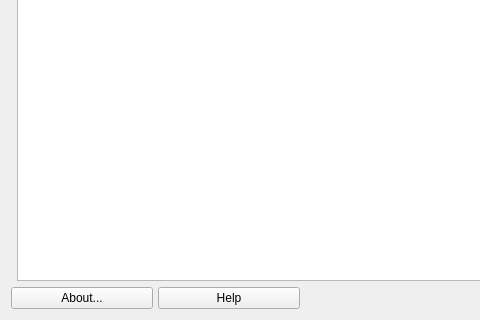
Before: the Qt Designer form mainwindow.ui in MX-Linux/mx-test-installer, drawn with Qt 5; both pictures show x 0 to 480 and y 212 to 532 of the 942 by 532 pixel window.
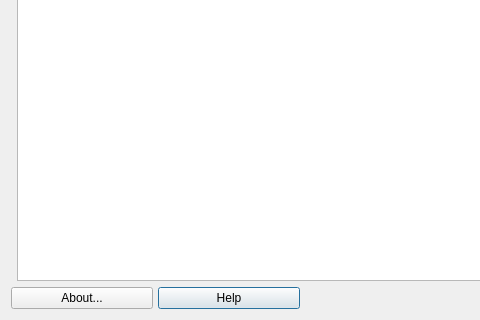
After: the same form once the commit is applied. Icons and pictures are not drawn.

Commit message: changed from QMainWindow to QDialog

The edit to the form file:
```diff
--- a/mainwindow.ui
+++ b/mainwindow.ui
@@ -1,7 +1,7 @@
 <?xml version="1.0" encoding="UTF-8"?>
 <ui version="4.0">
  <class>MainWindow</class>
- <widget class="QMainWindow" name="MainWindow">
+ <widget class="QDialog" name="MainWindow">
   <property name="geometry">
    <rect>
     <x>0</x>
@@ -19,7 +19,8 @@
   <property name="styleSheet">
    <string notr="true"/>
   </property>
-  <widget class="QWidget" name="centralWidget">
+  <layout class="QVBoxLayout" name="verticalLayout">
+   <item>
    <layout class="QGridLayout" name="gridLayout">
     <item row="1" column="3">
      <spacer name="horizontalSpacer">
@@ -249,7 +250,8 @@
      </widget>
     </item>
    </layout>
-  </widget>
+   </item>
+  </layout>
  </widget>
  <layoutdefault spacing="6" margin="11"/>
  <resources/>
```
Left out of the diff: 14 changed lines with no effect on the pictures. Lines whose indentation alone changed are shown as unchanged. The commit also changes 16 other files.
